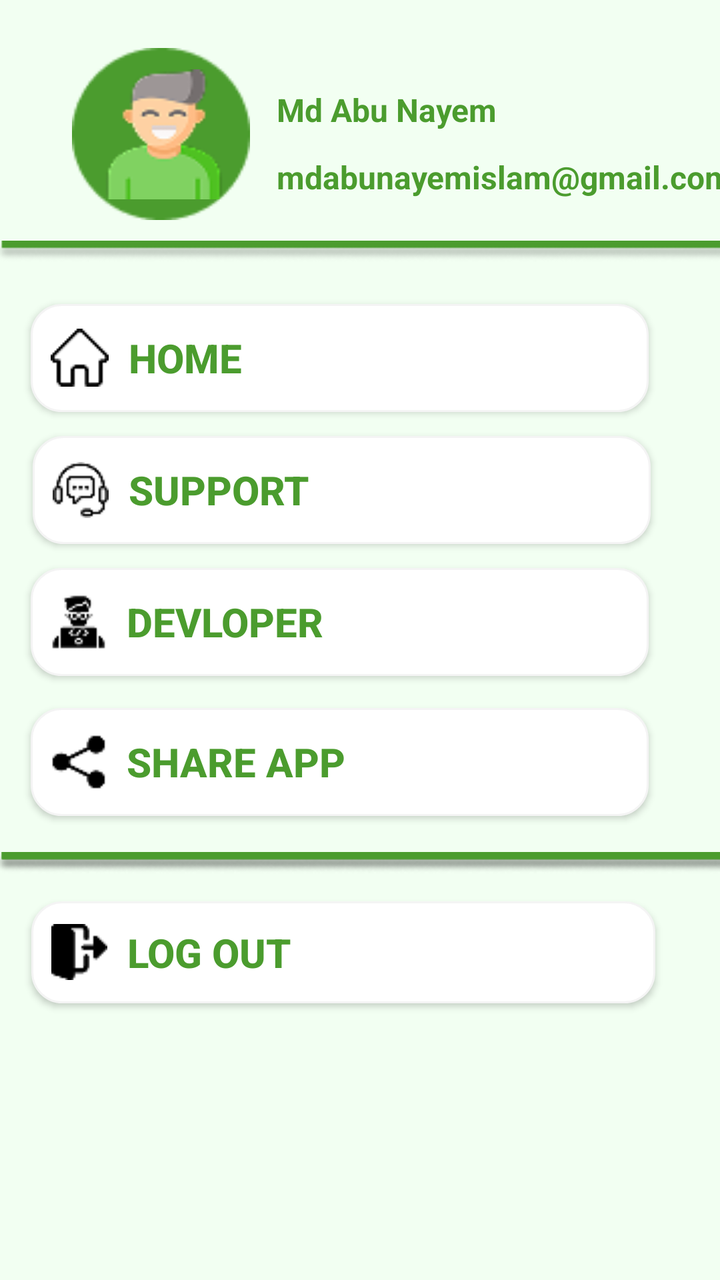
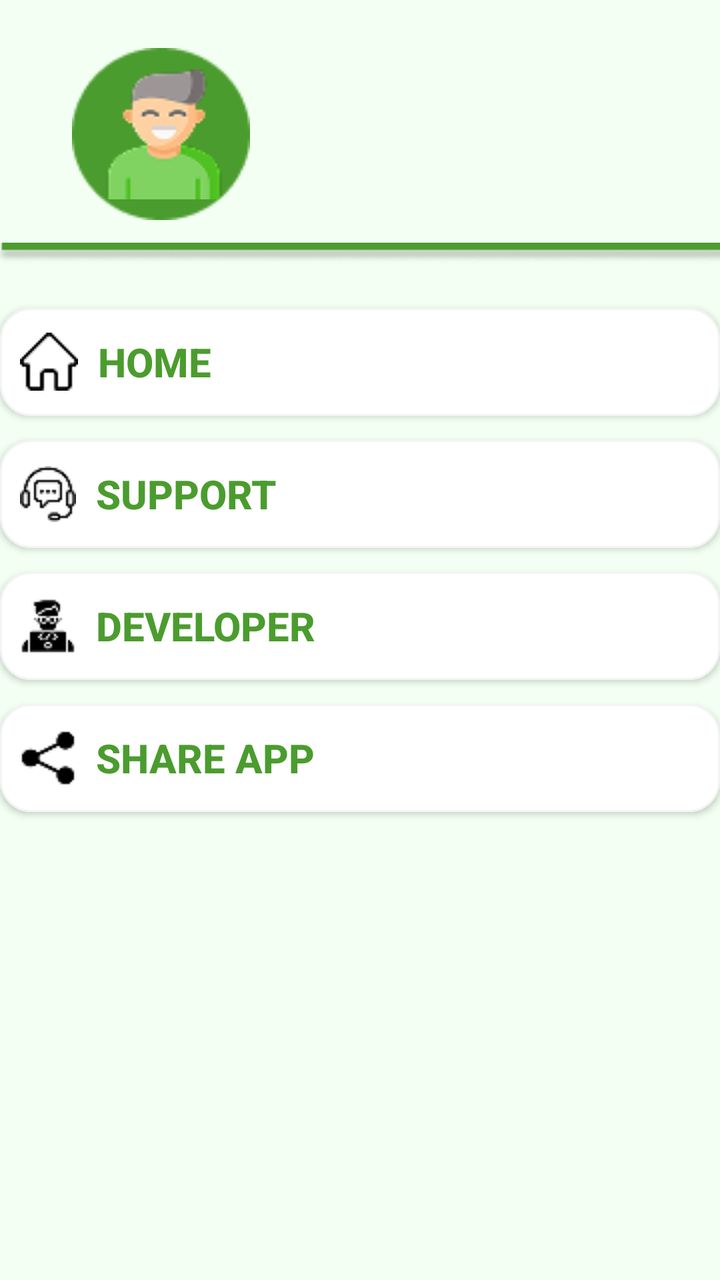

Compare the two renders of this Android layout. The source of the first and the diff that turns it into the second are given below.
<!-- AndroidManifest.xml: application theme Theme.DigiBin -->
<!-- res/layout/fragment_profile.xml -->
<?xml version="1.0" encoding="utf-8"?>
    <androidx.constraintlayout.widget.ConstraintLayout xmlns:android="http://schemas.android.com/apk/res/android"
        xmlns:app="http://schemas.android.com/apk/res-auto"
        xmlns:tools="http://schemas.android.com/tools"
        android:layout_width="wrap_content"
        android:layout_height="match_parent"
        android:background="@color/softgreen"
        tools:context=".Fragment.ProfileFragment">

    <ImageView
        android:id="@+id/profilrimageView1"
        android:layout_width="89dp"
        android:layout_height="86dp"
        android:layout_marginTop="24dp"
        android:background="@drawable/profileellipse"
        app:layout_constraintEnd_toEndOf="parent"
        app:layout_constraintHorizontal_bias="0.133"
        app:layout_constraintStart_toStartOf="parent"
        app:layout_constraintTop_toTopOf="parent" />

    <ImageView
        android:id="@+id/profilrimageView2"
        android:layout_width="70dp"
        android:layout_height="65dp"
        android:background="@drawable/man"
        app:layout_constraintBottom_toBottomOf="@+id/profilrimageView1"
        app:layout_constraintEnd_toEndOf="@+id/profilrimageView1"
        app:layout_constraintHorizontal_bias="0.578"
        app:layout_constraintStart_toStartOf="@+id/profilrimageView1"
        app:layout_constraintTop_toTopOf="@+id/profilrimageView1"
        />

    <TextView
        android:id="@+id/profilrName1"
        android:layout_width="wrap_content"
        android:layout_height="wrap_content"
        android:layout_marginTop="44dp"
        android:text="Md Abu Nayem"
        android:textColor="@color/green"
        android:textSize="16sp"
        android:textStyle="bold"
        app:layout_constraintEnd_toEndOf="parent"
        app:layout_constraintHorizontal_bias="0.106"
        app:layout_constraintStart_toEndOf="@+id/profilrimageView1"
        app:layout_constraintTop_toTopOf="parent" />

    <TextView
        android:id="@+id/profilrEmail2"
        android:layout_width="wrap_content"
        android:layout_height="wrap_content"
        android:layout_marginTop="12dp"
        android:text="mdabunayemislam@gmail.com"
        android:textColor="@color/green"
        android:textSize="16sp"
        android:textStyle="bold"
        app:layout_constraintEnd_toEndOf="@+id/profilrName1"
        app:layout_constraintHorizontal_bias="0.0"
        app:layout_constraintStart_toStartOf="@+id/profilrName1"
        app:layout_constraintTop_toBottomOf="@+id/profilrName1" />

    <ImageView
        android:id="@+id/imageView27"
        android:layout_width="wrap_content"
        android:layout_height="wrap_content"
        android:src="@drawable/profileline"
        app:layout_constraintBottom_toTopOf="@+id/button8"
        app:layout_constraintEnd_toEndOf="parent"
        app:layout_constraintHorizontal_bias="0.0"
        app:layout_constraintStart_toStartOf="parent"
        app:layout_constraintTop_toBottomOf="@+id/button5"
        app:layout_constraintVertical_bias="0.565" />

    <ImageView
        android:id="@+id/imageView50"
        android:layout_width="wrap_content"
        android:layout_height="wrap_content"
        android:src="@drawable/profileline"
        app:layout_constraintBottom_toTopOf="@+id/button8"
        app:layout_constraintEnd_toEndOf="parent"
        app:layout_constraintHorizontal_bias="0.0"
        app:layout_constraintStart_toStartOf="parent"
        app:layout_constraintTop_toBottomOf="@+id/button5"
        app:layout_constraintVertical_bias="0.565" />

    <ImageView
        android:id="@+id/imageView50"
        android:layout_width="wrap_content"
        android:layout_height="wrap_content"
        android:src="@drawable/profileline"
        app:layout_constraintBottom_toTopOf="@+id/button78"
        app:layout_constraintEnd_toEndOf="parent"
        app:layout_constraintStart_toStartOf="parent"
        app:layout_constraintTop_toBottomOf="@+id/profilrEmail2" />

    <androidx.appcompat.widget.AppCompatButton
        android:id="@+id/button78"
        android:layout_width="309dp"
        android:layout_height="54dp"
        android:layout_centerHorizontal="true"
        android:layout_marginTop="152dp"
        android:background="@drawable/edittext"
        android:drawableLeft="@drawable/home"
        android:drawablePadding="10dp"
        android:padding="10dp"
        android:text="Home"
        android:textAlignment="textStart"
        android:textAllCaps="true"
        android:textColor="@color/green"
        android:textSize="20sp"
        android:textStyle="bold"
        app:layout_constraintEnd_toEndOf="parent"
        app:layout_constraintHorizontal_bias="0.303"
        app:layout_constraintStart_toStartOf="parent"
        app:layout_constraintTop_toTopOf="parent" />

    <androidx.appcompat.widget.AppCompatButton
        android:id="@+id/button796"
        android:layout_width="309dp"
        android:layout_height="54dp"
        android:layout_marginTop="12dp"
        android:background="@drawable/edittext"
        android:drawableLeft="@drawable/support1"
        android:drawablePadding="10dp"
        android:padding="10dp"
        android:text="Support"
        android:textAlignment="textStart"
        android:textColor="@color/green"
        android:textSize="20sp"
        android:textStyle="bold"
        app:layout_constraintEnd_toEndOf="parent"
        app:layout_constraintHorizontal_bias="0.317"
        app:layout_constraintStart_toStartOf="parent"
        app:layout_constraintTop_toBottomOf="@+id/button78" />

    <androidx.appcompat.widget.AppCompatButton
        android:id="@+id/button4"
        android:layout_width="309dp"
        android:layout_height="54dp"
        android:layout_centerHorizontal="true"
        android:layout_marginTop="12dp"
        android:background="@drawable/edittext"
        android:drawableLeft="@drawable/devloper"
        android:drawablePadding="10dp"
        android:padding="10dp"
        android:text="Devloper"
        android:textAlignment="textStart"
        android:textAllCaps="true"
        android:textColor="@color/green"
        android:textSize="20sp"
        android:textStyle="bold"
        app:layout_constraintEnd_toEndOf="parent"
        app:layout_constraintHorizontal_bias="0.302"
        app:layout_constraintStart_toStartOf="parent"
        app:layout_constraintTop_toBottomOf="@+id/button796" />

    <androidx.appcompat.widget.AppCompatButton
        android:id="@+id/button5"
        android:layout_width="309dp"
        android:layout_height="54dp"
        android:layout_centerHorizontal="true"
        android:layout_marginTop="16dp"
        android:background="@drawable/edittext"
        android:drawableLeft="@drawable/shared"
        android:drawablePadding="10dp"
        android:padding="10dp"
        android:text="Share App"
        android:textAlignment="textStart"
        android:textAllCaps="true"
        android:textColor="@color/green"
        android:textSize="20sp"
        android:textStyle="bold"
        app:layout_constraintEnd_toEndOf="parent"
        app:layout_constraintHorizontal_bias="0.303"
        app:layout_constraintStart_toStartOf="parent"
        app:layout_constraintTop_toBottomOf="@+id/button4" />

    <androidx.appcompat.widget.AppCompatButton
        android:id="@+id/button8"
        android:layout_width="312dp"
        android:layout_height="51dp"
        android:layout_centerHorizontal="true"
        android:layout_marginTop="36dp"
        android:background="@drawable/edittext"
        android:drawableLeft="@drawable/logout"
        android:drawablePadding="10dp"
        android:padding="10dp"
        android:text="Log Out"
        android:textAlignment="textStart"
        android:textAllCaps="true"
        android:textColor="@color/green"
        android:textSize="20sp"
        android:textStyle="bold"
        app:layout_constraintBottom_toBottomOf="parent"
        app:layout_constraintEnd_toEndOf="parent"
        app:layout_constraintHorizontal_bias="0.323"
        app:layout_constraintStart_toStartOf="parent"
        app:layout_constraintTop_toBottomOf="@+id/button5"
        app:layout_constraintVertical_bias="0.047" />

    <ImageView
        android:id="@+id/imageView49"
        android:layout_width="wrap_content"
        android:layout_height="wrap_content"
        android:layout_marginTop="40dp"
        android:src="@drawable/fram"
        app:layout_constraintBottom_toBottomOf="parent"
        app:layout_constraintEnd_toEndOf="parent"
        app:layout_constraintStart_toStartOf="parent"
        app:layout_constraintTop_toBottomOf="@+id/button8" />


</androidx.constraintlayout.widget.ConstraintLayout>
<!-- resources referenced by this layout -->
<resources>
  <color name="green">#4B9C2E</color>
  <color name="softgreen">#F2FFF2</color>
  <!-- drawable devloper: png bitmap (drawable, 642 bytes) -->
  <!-- drawable edittext (drawable) -->
  <?xml version="1.0" encoding="utf-8"?>
  <shape xmlns:android="http://schemas.android.com/apk/res/android">
  <solid android:color="@color/white"/>
      <corners android:radius="15dp"/>
      <stroke android:color="#f4f4f4" android:width="1dp"/>
  
  </shape>
  <!-- drawable fram: png bitmap (drawable, 618 bytes) -->
  <!-- drawable home: png bitmap (drawable, 471 bytes) -->
  <!-- drawable logout: png bitmap (drawable, 490 bytes) -->
  <!-- drawable man: png bitmap (drawable, 3304 bytes) -->
  <!-- drawable profileellipse: png bitmap (drawable, 1413 bytes) -->
  <!-- drawable profileline: png bitmap (drawable, 1698 bytes) -->
  <!-- drawable shared: png bitmap (drawable, 461 bytes) -->
  <!-- drawable support1: png bitmap (drawable, 726 bytes) -->
  <style name="Theme.DigiBin" parent="Base.Theme.DigiBin" />
  <color name="white">#FFFFFFFF</color>
  <style name="Base.Theme.DigiBin" parent="Theme.Material3.DayNight.NoActionBar">
          
          
      </style>
</resources>

<!-- the commit's change to res/layout/fragment_profile.xml (unified diff, before → after) -->
@@ -1,11 +1,11 @@
 <?xml version="1.0" encoding="utf-8"?>
-    <androidx.constraintlayout.widget.ConstraintLayout xmlns:android="http://schemas.android.com/apk/res/android"
-        xmlns:app="http://schemas.android.com/apk/res-auto"
-        xmlns:tools="http://schemas.android.com/tools"
-        android:layout_width="wrap_content"
-        android:layout_height="match_parent"
-        android:background="@color/softgreen"
-        tools:context=".Fragment.ProfileFragment">
+<androidx.constraintlayout.widget.ConstraintLayout xmlns:android="http://schemas.android.com/apk/res/android"
+    xmlns:app="http://schemas.android.com/apk/res-auto"
+    xmlns:tools="http://schemas.android.com/tools"
+    android:layout_width="match_parent"
+    android:layout_height="match_parent"
+    android:background="@color/softgreen"
+    tools:context=".Fragment.ProfileFragment">
 
     <ImageView
         android:id="@+id/profilrimageView1"
@@ -27,15 +27,14 @@
         app:layout_constraintEnd_toEndOf="@+id/profilrimageView1"
         app:layout_constraintHorizontal_bias="0.578"
         app:layout_constraintStart_toStartOf="@+id/profilrimageView1"
-        app:layout_constraintTop_toTopOf="@+id/profilrimageView1"
-        />
+        app:layout_constraintTop_toTopOf="@+id/profilrimageView1" />
 
     <TextView
         android:id="@+id/profilrName1"
         android:layout_width="wrap_content"
         android:layout_height="wrap_content"
         android:layout_marginTop="44dp"
-        android:text="Md Abu Nayem"
+        android:text=" "
         android:textColor="@color/green"
         android:textSize="16sp"
         android:textStyle="bold"
@@ -49,7 +48,7 @@
         android:layout_width="wrap_content"
         android:layout_height="wrap_content"
         android:layout_marginTop="12dp"
-        android:text="mdabunayemislam@gmail.com"
+        android:text=" "
         android:textColor="@color/green"
         android:textSize="16sp"
         android:textStyle="bold"
@@ -57,30 +56,6 @@
         app:layout_constraintHorizontal_bias="0.0"
         app:layout_constraintStart_toStartOf="@+id/profilrName1"
         app:layout_constraintTop_toBottomOf="@+id/profilrName1" />
-
-    <ImageView
-        android:id="@+id/imageView27"
-        android:layout_width="wrap_content"
-        android:layout_height="wrap_content"
-        android:src="@drawable/profileline"
-        app:layout_constraintBottom_toTopOf="@+id/button8"
-        app:layout_constraintEnd_toEndOf="parent"
-        app:layout_constraintHorizontal_bias="0.0"
-        app:layout_constraintStart_toStartOf="parent"
-        app:layout_constraintTop_toBottomOf="@+id/button5"
-        app:layout_constraintVertical_bias="0.565" />
-
-    <ImageView
-        android:id="@+id/imageView50"
-        android:layout_width="wrap_content"
-        android:layout_height="wrap_content"
-        android:src="@drawable/profileline"
-        app:layout_constraintBottom_toTopOf="@+id/button8"
-        app:layout_constraintEnd_toEndOf="parent"
-        app:layout_constraintHorizontal_bias="0.0"
-        app:layout_constraintStart_toStartOf="parent"
-        app:layout_constraintTop_toBottomOf="@+id/button5"
-        app:layout_constraintVertical_bias="0.565" />
 
     <ImageView
         android:id="@+id/imageView50"
@@ -94,10 +69,10 @@
 
     <androidx.appcompat.widget.AppCompatButton
         android:id="@+id/button78"
-        android:layout_width="309dp"
+        android:layout_width="match_parent"
         android:layout_height="54dp"
         android:layout_centerHorizontal="true"
-        android:layout_marginTop="152dp"
+        android:layout_marginTop="44dp"
         android:background="@drawable/edittext"
         android:drawableLeft="@drawable/home"
         android:drawablePadding="10dp"
@@ -109,13 +84,13 @@
         android:textSize="20sp"
         android:textStyle="bold"
         app:layout_constraintEnd_toEndOf="parent"
-        app:layout_constraintHorizontal_bias="0.303"
+        app:layout_constraintHorizontal_bias="0.0"
         app:layout_constraintStart_toStartOf="parent"
-        app:layout_constraintTop_toTopOf="parent" />
+        app:layout_constraintTop_toBottomOf="@+id/profilrimageView1" />
 
     <androidx.appcompat.widget.AppCompatButton
         android:id="@+id/button796"
-        android:layout_width="309dp"
+        android:layout_width="match_parent"
         android:layout_height="54dp"
         android:layout_marginTop="12dp"
         android:background="@drawable/edittext"
@@ -128,13 +103,13 @@
         android:textSize="20sp"
         android:textStyle="bold"
         app:layout_constraintEnd_toEndOf="parent"
-        app:layout_constraintHorizontal_bias="0.317"
+        app:layout_constraintHorizontal_bias="1.0"
         app:layout_constraintStart_toStartOf="parent"
         app:layout_constraintTop_toBottomOf="@+id/button78" />
 
     <androidx.appcompat.widget.AppCompatButton
         android:id="@+id/button4"
-        android:layout_width="309dp"
+        android:layout_width="match_parent"
         android:layout_height="54dp"
         android:layout_centerHorizontal="true"
         android:layout_marginTop="12dp"
@@ -142,23 +117,23 @@
         android:drawableLeft="@drawable/devloper"
         android:drawablePadding="10dp"
         android:padding="10dp"
-        android:text="Devloper"
+        android:text="Developer"
         android:textAlignment="textStart"
         android:textAllCaps="true"
         android:textColor="@color/green"
         android:textSize="20sp"
         android:textStyle="bold"
         app:layout_constraintEnd_toEndOf="parent"
-        app:layout_constraintHorizontal_bias="0.302"
+        app:layout_constraintHorizontal_bias="1.0"
         app:layout_constraintStart_toStartOf="parent"
         app:layout_constraintTop_toBottomOf="@+id/button796" />
 
     <androidx.appcompat.widget.AppCompatButton
         android:id="@+id/button5"
-        android:layout_width="309dp"
+        android:layout_width="match_parent"
         android:layout_height="54dp"
         android:layout_centerHorizontal="true"
-        android:layout_marginTop="16dp"
+        android:layout_marginTop="12dp"
         android:background="@drawable/edittext"
         android:drawableLeft="@drawable/shared"
         android:drawablePadding="10dp"
@@ -170,16 +145,17 @@
         android:textSize="20sp"
         android:textStyle="bold"
         app:layout_constraintEnd_toEndOf="parent"
-        app:layout_constraintHorizontal_bias="0.303"
+        app:layout_constraintHorizontal_bias="0.0"
         app:layout_constraintStart_toStartOf="parent"
         app:layout_constraintTop_toBottomOf="@+id/button4" />
 
     <androidx.appcompat.widget.AppCompatButton
         android:id="@+id/button8"
-        android:layout_width="312dp"
+        android:layout_width="match_parent"
         android:layout_height="51dp"
         android:layout_centerHorizontal="true"
-        android:layout_marginTop="36dp"
+        android:layout_marginTop="12dp"
+        android:layout_marginBottom="8dp"
         android:background="@drawable/edittext"
         android:drawableLeft="@drawable/logout"
         android:drawablePadding="10dp"
@@ -187,26 +163,26 @@
         android:text="Log Out"
         android:textAlignment="textStart"
         android:textAllCaps="true"
+
         android:textColor="@color/green"
         android:textSize="20sp"
         android:textStyle="bold"
-        app:layout_constraintBottom_toBottomOf="parent"
+        app:layout_constraintBottom_toTopOf="@+id/imageView49"
+
         app:layout_constraintEnd_toEndOf="parent"
-        app:layout_constraintHorizontal_bias="0.323"
+        app:layout_constraintHorizontal_bias="0.0"
         app:layout_constraintStart_toStartOf="parent"
         app:layout_constraintTop_toBottomOf="@+id/button5"
-        app:layout_constraintVertical_bias="0.047" />
+        app:layout_constraintVertical_bias="0.708" />
 
     <ImageView
         android:id="@+id/imageView49"
-        android:layout_width="wrap_content"
-        android:layout_height="wrap_content"
-        android:layout_marginTop="40dp"
+        android:layout_width="405dp"
+        android:layout_height="217dp"
         android:src="@drawable/fram"
         app:layout_constraintBottom_toBottomOf="parent"
         app:layout_constraintEnd_toEndOf="parent"
-        app:layout_constraintStart_toStartOf="parent"
-        app:layout_constraintTop_toBottomOf="@+id/button8" />
+        app:layout_constraintStart_toStartOf="parent" />
 
 
 </androidx.constraintlayout.widget.ConstraintLayout>
